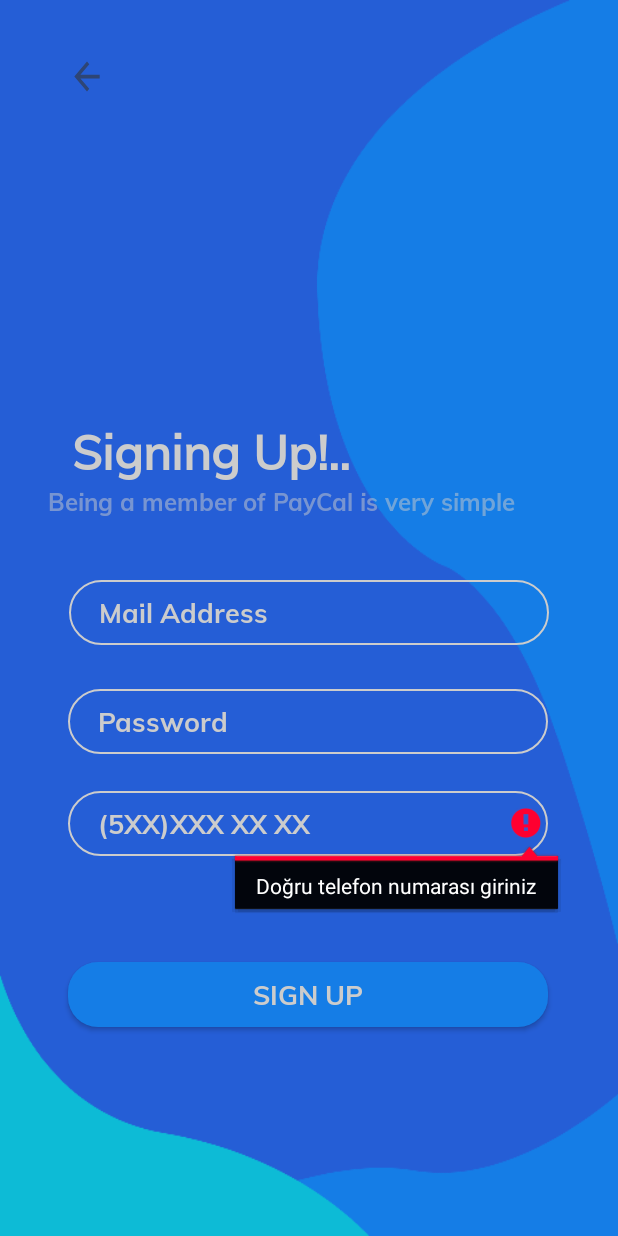
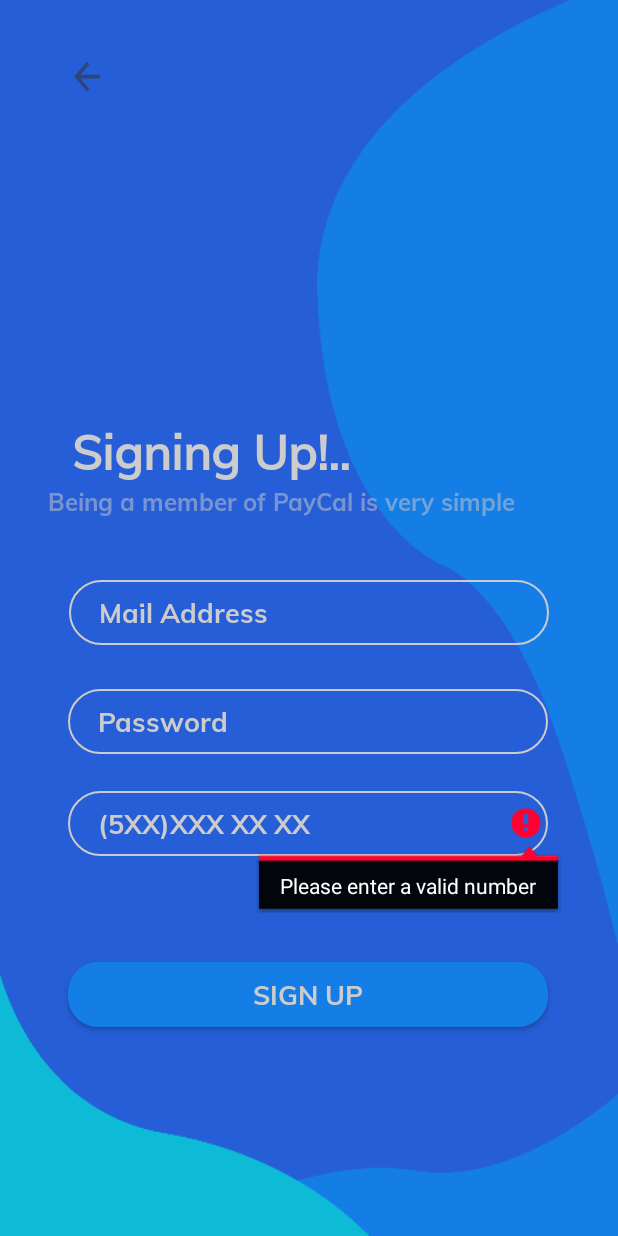
Before and after one commit to ysfyldrm/PayCal_RESIST, an Android app: the RegisterActivity screen opened directly, with no data from a screen before it, after a tap on "SIGN UP", on a phone screen of 412 x 824 dp. Run offline under Robolectric (Android 15) with nearby library versions, the phone set to English and light mode, and no system bars; our stand-ins replace Firebase (no records; nobody signed in at launch, a user with empty details on screens opened directly).

Commit message:
UI progress

```diff
--- a/app/src/main/java/com/grapesoftware/paycal_resist/LoginActivity.java
+++ b/app/src/main/java/com/grapesoftware/paycal_resist/LoginActivity.java
@@ -62,7 +62,7 @@
                 userName=edtuserName.getText().toString();
                 userPassword=edtuserPassword.getText().toString();
                 if(userName.isEmpty() || userPassword.isEmpty()){
-                    Toast.makeText(getApplicationContext(),"Lütfen gerekli alanları doldurunuz!", Toast.LENGTH_SHORT).show();
+                    Toast.makeText(getApplicationContext(),"Please fill in the required fields. ", Toast.LENGTH_SHORT).show();
                 }
                 else{
                     loginFunc();
@@ -119,10 +119,10 @@
     //Change UI according to user data.
     private void  updateUI(FirebaseUser account){
         if(account != null){
-            Toast.makeText(this,"Başarıyla Giriş Yaptınız!",Toast.LENGTH_LONG).show();
+            Toast.makeText(this,"Successfully signed in.",Toast.LENGTH_LONG).show();
             startActivity(new Intent(this,MainActivity.class));
         }else {
-            Toast.makeText(this,"Giriş Yapmanız Gerekmekte.", Toast.LENGTH_LONG).show();
+            Toast.makeText(this,"You have to sign in.", Toast.LENGTH_LONG).show();
         }
     }
 
--- a/app/src/main/java/com/grapesoftware/paycal_resist/RegisterActivity.java
+++ b/app/src/main/java/com/grapesoftware/paycal_resist/RegisterActivity.java
@@ -57,7 +57,7 @@
                 userPassword = registerPassword.getText().toString();
                 if(userName.isEmpty() || userPassword.isEmpty()){
 
-                    Toast.makeText(getApplicationContext(),"Lütfen gerekli alanları doldurunuz!",Toast.LENGTH_SHORT).show();
+                    Toast.makeText(getApplicationContext(),"Please fill in the required fields. ",Toast.LENGTH_SHORT).show();
 
                 }else{
                     registerFunc();
@@ -67,7 +67,7 @@
                 String mobile = editTextMobile.getText().toString().trim();
 
                 if(mobile.isEmpty() || mobile.length() < 10){
-                    editTextMobile.setError("Doğru telefon numarası giriniz");
+                    editTextMobile.setError("Please enter a valid number");
                     editTextMobile.requestFocus();
                     return;
                 }
--- a/app/src/main/res/layout/slide_layout.xml
+++ b/app/src/main/res/layout/slide_layout.xml
@@ -42,7 +42,8 @@
         android:layout_marginTop="17dp"
         android:layout_marginEnd="18dp"
         android:lineSpacingExtra="8sp"
+        android:textAlignment="center"
+
         android:text="Lorem ipsum dolor sit amet, consectetur adipiscing elit. Donec iaculis ullamcorper tristique. Maecenas eget hendrerit augue, sit amet congue sapien."
-        android:textAlignment="center"
         android:textColor="@color/colorTransparentWhite" />
 </RelativeLayout>
```
Also changed, not shown: app/src/main/java/com/grapesoftware/paycal_resist/MainActivity.java (+1 -12 lines).
